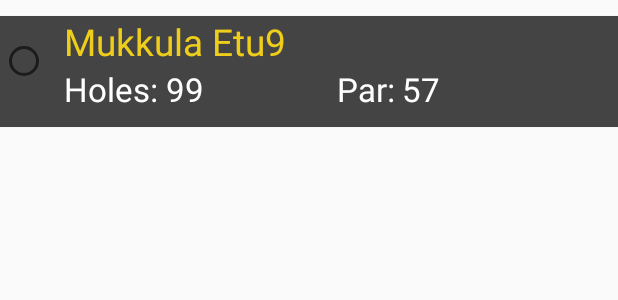
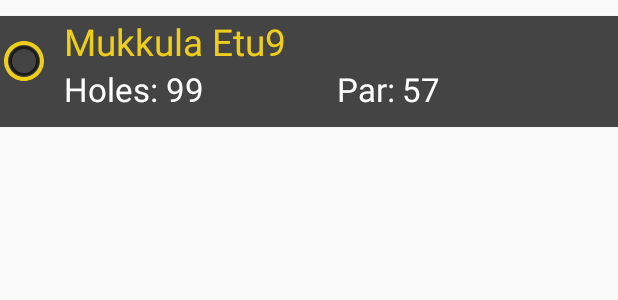
Before and after one commit to antsakontsa/FrisBee-Caddy, an Android app: the layout new_game_course_item.xml on its own in the app's theme, with its tools: preview values and no code run, on a phone screen of 412 x 824 dp. Shown: the top 300 px of the screen. Run offline under Robolectric (Android 15) with nearby library versions, the phone set to English and light mode, and no system bars.

Commit message:
Custom radio buttons added (ActivityResume recyclerview item started)

```diff
--- /dev/null
+++ b/app/src/main/res/drawable/custom_radio_button.xml
@@ -0,0 +1,8 @@
+<?xml version="1.0" encoding="utf-8"?>
+<selector xmlns:android="http://schemas.android.com/apk/res/android">
+    <item android:drawable="@drawable/ic_radio_button_unchecked" android:state_checked="false"></item>
+
+    <item android:drawable="@drawable/ic_radio_button_checked" android:state_checked="true"></item>
+
+    <item android:drawable="@drawable/ic_radio_button_unchecked" android:state_checked="true"></item>
+</selector>
--- /dev/null
+++ b/app/src/main/res/drawable/ic_radio_button_checked.xml
@@ -0,0 +1,10 @@
+<vector xmlns:android="http://schemas.android.com/apk/res/android"
+    android:width="24dp"
+    android:height="24dp"
+    android:tint="#FFFFFF"
+    android:viewportWidth="24.0"
+    android:viewportHeight="24.0">
+    <path
+        android:fillColor="#FF000000"
+        android:pathData="M12,2C6.48,2 2,6.48 2,12s4.48,10 10,10 10,-4.48 10,-10S17.52,2 12,2z" />
+</vector>
--- /dev/null
+++ b/app/src/main/res/drawable/ic_radio_button_unchecked.xml
@@ -0,0 +1,10 @@
+<vector xmlns:android="http://schemas.android.com/apk/res/android"
+    android:width="24dp"
+    android:height="24dp"
+    android:tint="#EECE1A"
+    android:viewportWidth="24.0"
+    android:viewportHeight="24.0">
+    <path
+        android:fillColor="#FFF"
+        android:pathData="M12,2C6.48,2 2,6.48 2,12s4.48,10 10,10 10,-4.48 10,-10S17.52,2 12,2zM12,20c-4.42,0 -8,-3.58 -8,-8s3.58,-8 8,-8 8,3.58 8,8 -3.58,8 -8,8z" />
+</vector>
--- a/app/src/main/res/layout/new_game_course_item.xml
+++ b/app/src/main/res/layout/new_game_course_item.xml
@@ -16,6 +16,7 @@
             android:id="@+id/radioButton"
             android:layout_width="wrap_content"
             android:layout_height="wrap_content"
+            android:background="@drawable/custom_radio_button"
             android:layout_alignParentStart="true"
             android:layout_alignParentLeft="true"
             android:layout_alignParentTop="true"
```
Also changed, not shown: app/src/main/res/layout/resume_item.xml (added, +38 -0 lines).
